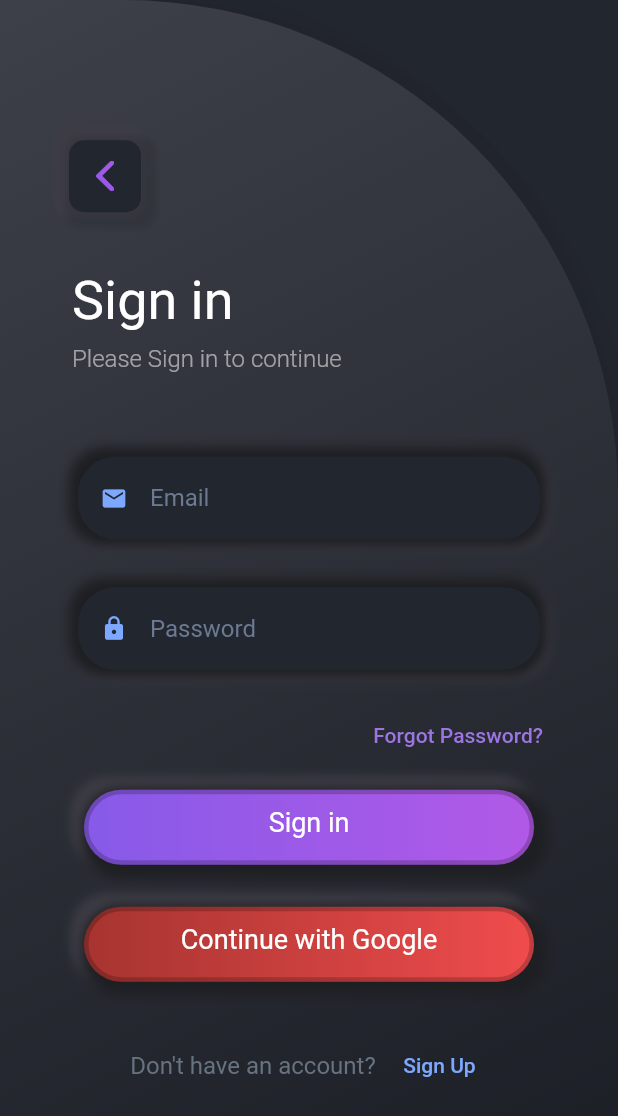
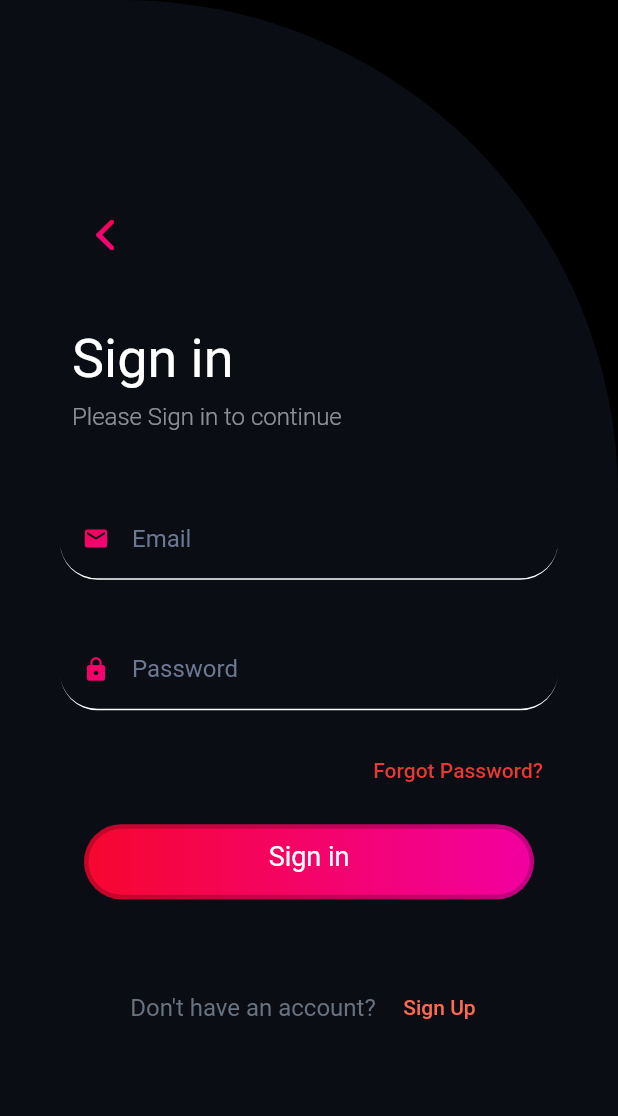
Before and after one commit to Dulnyarat9458/Chitchat, a Flutter app: the screen it shows after launch, after a tap on "Get Started", on a phone screen of 412 x 824 dp. Shown: the top 1116 px of the screen. Run offline on Flutter 3.47's test engine with Material 2 defaults, Android fonts, the phone set to English and light mode, and no system bars; our stand-ins replace awesome_dialog, cloud_firestore, firebase_auth, firebase_core, google_fonts; accounts and stored records are empty; network calls fail; Roboto replaces fonts that are missing (Kanit).

Commit message:
Updated login

```diff
--- a/lib/view/Auth/login_page.dart
+++ b/lib/view/Auth/login_page.dart
@@ -31,34 +31,13 @@ class _LoginPageState extends State<LoginPage> {
     return MaterialApp(
       debugShowCheckedModeBanner: false,
       home: Scaffold(
-        backgroundColor: Color(0xff22262f),
+        backgroundColor: Colors.black,
         body: Center(
           child: Container(
             decoration: BoxDecoration(
-                boxShadow: [
-                  BoxShadow(
-                    color: Color(0xff1e1f23).withOpacity(0.2),
-                    offset: Offset(-6, -6),
-                    spreadRadius: 6,
-                    blurRadius: 6,
-                  ),
-                  BoxShadow(
-                    color: Color(0xff1e1f23).withOpacity(0.2),
-                    offset: Offset(6, 6),
-                    spreadRadius: 6,
-                    blurRadius: 6,
-                  )
-                ],
                 borderRadius:
                     const BorderRadius.only(topRight: Radius.circular(330)),
-                gradient: const LinearGradient(
-                  begin: Alignment.topLeft,
-                  end: Alignment.bottomRight,
-                  colors: [
-                    Color(0xff3d4048),
-                    Color(0xff1a1d24),
-                  ],
-                )),
+                color: Color(0xff0a0d14)),
             alignment: Alignment.center,
             child: SingleChildScrollView(
               child: Center(
@@ -73,25 +52,6 @@ class _LoginPageState extends State<LoginPage> {
                             Container(
                               margin:
                                   EdgeInsets.only(top: 36, bottom: 6, left: 46),
-                              decoration: BoxDecoration(
-                                borderRadius:
-                                    BorderRadius.all(Radius.circular(10)),
-                                color: Color(0xff22262f),
-                                boxShadow: [
-                                  BoxShadow(
-                                    color: Color(0xff3d3c45).withOpacity(1),
-                                    offset: Offset(-4, -4),
-                                    spreadRadius: 6,
-                                    blurRadius: 3,
-                                  ),
-                                  BoxShadow(
-                                    color: Color(0xff1e1f23).withOpacity(0.2),
-                                    offset: Offset(4, 4),
-                                    spreadRadius: 6,
-                                    blurRadius: 3,
-                                  )
-                                ],
-                              ),
                               child: Container(
                                 child: IconButton(
                                   icon: GradientIcon(
@@ -101,8 +61,8 @@ class _LoginPageState extends State<LoginPage> {
                                       begin: Alignment.topRight,
                                       end: Alignment.bottomLeft,
                                       colors: <Color>[
-                                        Color(0xffb259e7),
-                                        Color(0xff875ae8),
+                                        Color(0xfff6072f),
+                                        Color(0xfff200a1),
                                       ],
                                     ),
                                   ),
@@ -156,7 +116,7 @@ class _LoginPageState extends State<LoginPage> {
                           color: Colors.transparent,
                         ),
                         Container(
-                          padding: EdgeInsets.all(12),
+                          padding: EdgeInsets.only(bottom:8),
                           child: Column(
                             children: [
                               buildTextFieldEmail(),
@@ -169,7 +129,7 @@ class _LoginPageState extends State<LoginPage> {
                         Divider(
                           color: Colors.transparent,
                         ),
-                        buildButtonSignInGoogle(context),
+
                         Text("\n"),
                         Center(
                             child: Row(
@@ -209,7 +169,7 @@ class _LoginPageState extends State<LoginPage> {
         child: Text(
           'Forgot Password?',
           style: GoogleFonts.kanit(
-            color: const Color(0xff9c75e2),
+            color:  Colors.red.shade600,
           ),
         ),
       ),
@@ -229,7 +189,7 @@ class _LoginPageState extends State<LoginPage> {
         child: Text(
           'Sign Up',
           style: GoogleFonts.kanit(
-            color: const Color(0xff7ca8ff),
+            color: const Color(0xffff6951),
           ),
         ),
       ),
@@ -267,24 +227,10 @@ class _LoginPageState extends State<LoginPage> {
               borderRadius: const BorderRadius.all(Radius.circular(25)),
               gradient: const LinearGradient(
                 colors: [
-                  Color(0xff875ae8),
-                  Color(0xffb259e7),
+                  Color(0xfff6072f),
+                                        Color(0xfff200a1),
                 ],
               ),
-              boxShadow: [
-                const BoxShadow(
-                  color: Color(0xff3d3c45),
-                  offset: Offset(-4, -4),
-                  spreadRadius: 5,
-                  blurRadius: 5,
-                ),
-                const BoxShadow(
-                  color: Color(0xff1e1f23),
-                  offset: Offset(4, 4),
-                  spreadRadius: 5,
-                  blurRadius: 5,
-                )
-              ],
             ),
             margin: const EdgeInsets.only(top: 12),
             padding: const EdgeInsets.all(8)),
@@ -292,61 +238,7 @@ class _LoginPageState extends State<LoginPage> {
     );
   }
 
-  Container buildButtonSignInGoogle(BuildContext context) {
-    return Container(
-      child: InkWell(
-        onTap: () {
-          checkAuthentication(context);
-        },
-        child: Container(
-            constraints: BoxConstraints.expand(width: 300, height: 50),
-            child: Text(
-              "Continue with Google",
-              textAlign: TextAlign.center,
-              style: GoogleFonts.kanit(
-                fontSize: 18,
-                color: Colors.white,
-                /*     shadows: [
-                  Shadow(
-                    color: Colors.black,
-                    blurRadius: 16.0,
-                    offset: Offset(-0.0, 0.0),
-                  ),
-                ], */
-              ),
-            ),
-            decoration: BoxDecoration(
-              border: Border.all(
-                width: 3,
-                color: Colors.black12.withOpacity(0.2),
-              ),
-              borderRadius: const BorderRadius.all(Radius.circular(25)),
-              gradient: const LinearGradient(
-                colors: [
-                  Color(0xffa63430),
-                  Color(0xfff04c4d),
-                ],
-              ),
-              boxShadow: [
-                const BoxShadow(
-                  color: Color(0xff3d3c45),
-                  offset: Offset(-4, -4),
-                  spreadRadius: 5,
-                  blurRadius: 5,
-                ),
-                const BoxShadow(
-                  color: Color(0xff1e1f23),
-                  offset: Offset(4, 4),
-                  spreadRadius: 5,
-                  blurRadius: 5,
-                )
-              ],
-            ),
-            margin: const EdgeInsets.only(top: 12),
-            padding: const EdgeInsets.all(8)),
-      ),
-    );
-  }
+
 
   Future<Null> checkAuthentication(BuildContext context) async {
     await Firebase.initializeApp().then((value) async {
@@ -367,20 +259,6 @@ class _LoginPageState extends State<LoginPage> {
     return Container(
         decoration: const BoxDecoration(
           borderRadius: BorderRadius.all(Radius.circular(25)),
-          boxShadow: [
-            BoxShadow(
-              color: Color(0xff3d3c45),
-              offset: Offset(1, 1),
-              spreadRadius: -2,
-              blurRadius: 5,
-            ),
-            BoxShadow(
-              color: Color(0xff1e1f23),
-              offset: Offset(-1, -1),
-              spreadRadius: -2,
-              blurRadius: 5,
-            )
-          ],
         ),
         padding: EdgeInsets.all(8),
         margin: EdgeInsets.only(top: 12),
@@ -388,22 +266,36 @@ class _LoginPageState extends State<LoginPage> {
             keyboardType: TextInputType.emailAddress,
             onChanged: (value) => email = value.trim(),
             decoration: InputDecoration(
-              enabledBorder: new OutlineInputBorder(
+              enabledBorder: new UnderlineInputBorder(
                 borderRadius: new BorderRadius.circular(25.0),
-                borderSide: BorderSide(color: Colors.transparent),
+                borderSide: BorderSide(color: Colors.white),
               ),
-              focusedBorder: new OutlineInputBorder(
+              focusedBorder: new UnderlineInputBorder(
                 borderRadius: new BorderRadius.circular(25.0),
-                borderSide: BorderSide(color: Colors.transparent),
+                borderSide: BorderSide(
+                  color: Color(0xfff200a1),
+                ),
               ),
-              fillColor: const Color(0xff22262f),
-              filled: true,
               isDense: true,
               contentPadding: EdgeInsets.all(18),
-              prefixIcon: Icon(
+              prefixIcon:
+              ShaderMask(
+                blendMode: BlendMode.srcATop,
+                shaderCallback: (bounds) => const LinearGradient(
+                    begin: Alignment.topLeft,
+                    end: Alignment.bottomRight,
+                    colors: [
+                      Color(0xfff6072f),
+                      Color(0xfff200a1),
+                    ]).createShader(bounds),
+                child: const Icon(
+
                 Icons.email,
-                color: const Color(0xff7ca8ff),
+                color: const Color(0xfff04c4d),
               ),
+                ),
+
+
               hintText: 'Email',
               hintStyle: GoogleFonts.kanit(
                 fontSize: 16.0,
@@ -420,20 +312,6 @@ class _LoginPageState extends State<LoginPage> {
     return Container(
         decoration: const BoxDecoration(
           borderRadius: BorderRadius.all(Radius.circular(25)),
-          boxShadow: [
-            BoxShadow(
-              color: Color(0xff3d3c45),
-              offset: Offset(1, 1),
-              spreadRadius: -2,
-              blurRadius: 5,
-            ),
-            BoxShadow(
-              color: Color(0xff1e1f23),
-              offset: Offset(-1, -1),
-              spreadRadius: -2,
-              blurRadius: 5,
-            )
-          ],
         ),
         padding: EdgeInsets.all(8),
         margin: EdgeInsets.only(top: 16),
@@ -442,21 +320,31 @@ class _LoginPageState extends State<LoginPage> {
             onChanged: (value) => password = value.trim(),
             obscureText: true,
             decoration: InputDecoration(
-              enabledBorder: new OutlineInputBorder(
+              enabledBorder: new UnderlineInputBorder(
                 borderRadius: new BorderRadius.circular(25.0),
-                borderSide: BorderSide(color: Colors.transparent),
+                borderSide: BorderSide(color: Colors.white),
               ),
-              focusedBorder: new OutlineInputBorder(
+              focusedBorder: new UnderlineInputBorder(
                 borderRadius: new BorderRadius.circular(25.0),
-                borderSide: BorderSide(color: Colors.transparent),
+                borderSide: BorderSide(
+                  color: Color(0xfff200a1),
+                ),
               ),
-              fillColor: const Color(0xff22262f),
-              filled: true,
               isDense: true,
               contentPadding: EdgeInsets.all(18),
-              prefixIcon: Icon(
-                Icons.lock,
-                color: const Color(0xff7ca8ff),
+              prefixIcon: ShaderMask(
+                blendMode: BlendMode.srcATop,
+                shaderCallback: (bounds) => const LinearGradient(
+                    begin: Alignment.topLeft,
+                    end: Alignment.bottomRight,
+                    colors: [
+                      Color(0xfff6072f),
+                      Color(0xfff200a1),
+                    ]).createShader(bounds),
+                child: const Icon(
+                  Icons.lock,
+                  color: const Color(0xfff04c4d),
+                ),
               ),
               hintText: 'Password',
               hintStyle: GoogleFonts.kanit(
--- a/lib/view/start_page.dart
+++ b/lib/view/start_page.dart
@@ -17,7 +17,7 @@ class _StartPageState extends State<StartPage> {
   @override
   Widget build(BuildContext context) {
     return Scaffold(
-      backgroundColor: Colors.black,
+      backgroundColor: Color(0xff0a0d14),
       body: Container(
         child: Center(
           child: Column(
@@ -148,7 +148,7 @@ class _StartPageState extends State<StartPage> {
             'Get Started',
             style: GoogleFonts.kanit(
               fontSize: 20,
-              color: Colors.black,
+              color:  Color(0xff0a0d14),
             ),
           ),
       ),
```
